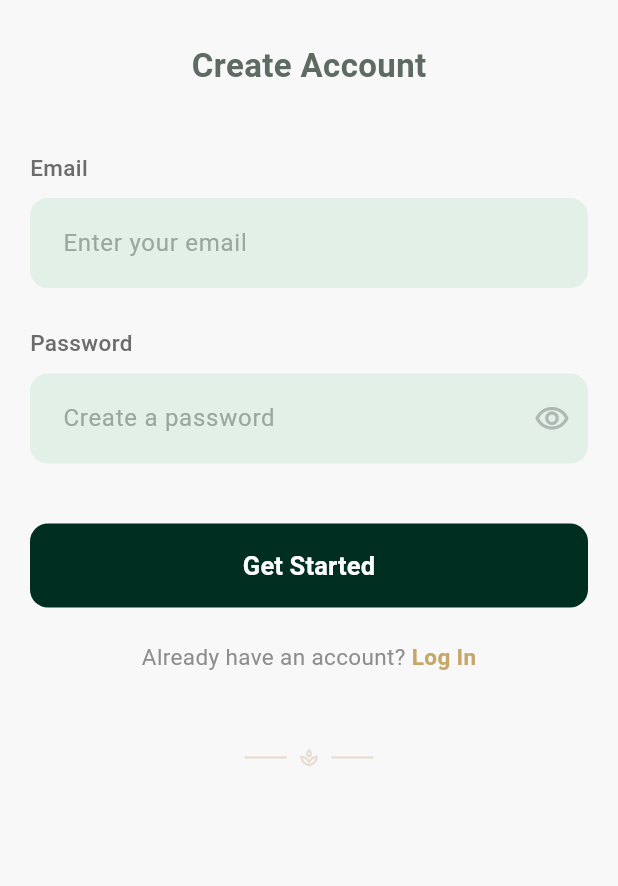
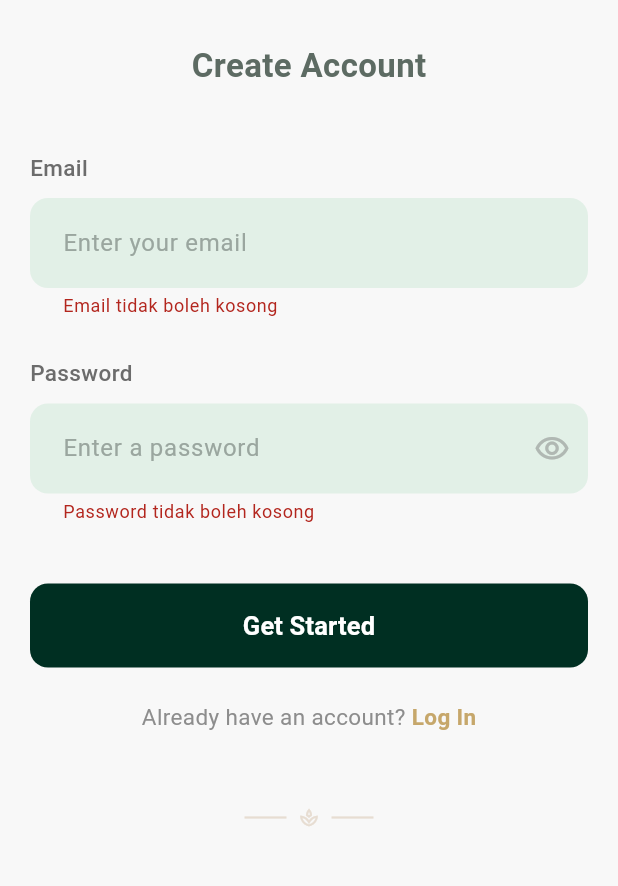
Before and after one commit to Faizazzam1/dzikirapp, a Flutter app: the SignupView screen opened by its route, after a tap on "Get Started", on a phone screen of 412 x 824 dp, the part 216-1102 px from its top. Run offline on Flutter 3.47's test engine with Material 3 defaults, Android fonts, the phone set to English and light mode, and no system bars; our stand-ins replace flutter_dotenv, get, supabase_flutter; accounts and stored records are empty; network calls fail.

Commit message:
benerin bug

```diff
--- /dev/null
+++ b/dzikirapp/lib/app/core/utils/input_validators.dart
@@ -0,0 +1,43 @@
+class InputValidators {
+  static String? validateRequired(String? value, String fieldName) {
+    if (value == null || value.trim().isEmpty) {
+      return '$fieldName tidak boleh kosong';
+    }
+    return null;
+  }
+
+  static String? validateEmail(String? value) {
+    if (value == null || value.trim().isEmpty) {
+      return 'Email tidak boleh kosong';
+    }
+    final emailRegex = RegExp(r'^[\w-\.]+@([\w-]+\.)+[\w-]{2,4}$');
+    if (!emailRegex.hasMatch(value)) {
+      return 'Format email tidak valid';
+    }
+    return null;
+  }
+
+  static String? validatePassword(String? value) {
+    if (value == null || value.isEmpty) {
+      return 'Password tidak boleh kosong';
+    }
+    if (value.length < 6) {
+      return 'Password minimal 6 karakter';
+    }
+    return null;
+  }
+
+  static String? validateNumeric(String? value, String fieldName) {
+    if (value == null || value.trim().isEmpty) {
+      return '$fieldName tidak boleh kosong';
+    }
+    final number = int.tryParse(value);
+    if (number == null) {
+      return '$fieldName harus berupa angka';
+    }
+    if (number <= 0) {
+      return '$fieldName harus lebih dari 0';
+    }
+    return null;
+  }
+}
--- a/dzikirapp/lib/app/modules/history/controllers/history_controller.dart
+++ b/dzikirapp/lib/app/modules/history/controllers/history_controller.dart
@@ -1,3 +1,4 @@
+import 'package:dzikirapp/app/core/utils/snackbar_handler.dart';
 import 'package:dzikirapp/app/data/services/dzikir_services.dart';
 import 'package:get/get.dart';
 
@@ -31,6 +32,7 @@ class HistoryController extends GetxController {
       isLoading.value = false;
     } catch (e) {
       isLoading.value = false;
+      SnackbarHandler.showError('Gagal Memuat Riwayat', e.toString());
       print('DZIKIR SERVICE ERROR: $e');
     }
   }
--- a/dzikirapp/lib/app/modules/history/views/history_view.dart
+++ b/dzikirapp/lib/app/modules/history/views/history_view.dart
@@ -14,6 +14,9 @@ class HistoryView extends GetView<HistoryController> {
         if (controller.isLoading.value) {
           return const Center(child: CircularProgressIndicator());
         }
+        if (controller.dzikirList.isEmpty) {
+          return const Center(child: Text('Belum ada dzikir sebelumnya'));
+        }
         return RefreshIndicator(
           onRefresh: () async => controller.getHistoryDzikir(),
           child: ListView.builder(
@@ -22,9 +25,6 @@ class HistoryView extends GetView<HistoryController> {
             itemBuilder: (context, index) {
               final dzikir = controller.dzikirList[index];
 
-              if (controller.dzikirList.isEmpty) {
-                return const Center(child: Text('Belum ada dzikir sebelumnya'));
-              }
               return ListTile(
                 title: Text(dzikir.ucapan),
                 subtitle: Text(dzikir.target.toString()),
--- a/dzikirapp/lib/app/modules/signup/controllers/signup_controller.dart
+++ b/dzikirapp/lib/app/modules/signup/controllers/signup_controller.dart
@@ -1,3 +1,4 @@
+import 'package:dzikirapp/app/core/utils/snackbar_handler.dart';
 import 'package:dzikirapp/app/data/services/auth_services.dart';
 import 'package:dzikirapp/app/routes/app_pages.dart';
 import 'package:flutter/material.dart';
@@ -6,6 +7,7 @@ import 'package:get/get.dart';
 class SignupController extends GetxController {
   final services = AuthServices();
 
+  final formKey = GlobalKey<FormState>();
   final emailC = TextEditingController();
   final passwordC = TextEditingController();
 
@@ -33,17 +35,21 @@ class SignupController extends GetxController {
   }
 
   Future<void> signUp() async {
+    if (!formKey.currentState!.validate()) {
+      return;
+    }
+
     isloading.value = true;
     try {
       final response = await services.signUp(passwordC.text, emailC.text);
       if (response) {
-        isloading.value = false;
+        SnackbarHandler.showSuccess('Pendaftaran Berhasil', 'Akun berhasil dibuat');
         Get.offNamed(Routes.HOME);
+      } else {
+        SnackbarHandler.showError('Pendaftaran Gagal', 'Email sudah terdaftar atau terjadi kesalahan');
       }
     } catch (e) {
-      isloading.value = false;
-      print('AUTH CONTROLLER ERROR: $e');
-      Get.snackbar('Error', e.toString());
+      SnackbarHandler.showError('Error', e.toString());
     } finally {
       isloading.value = false;
     }
--- a/dzikirapp/lib/app/modules/signup/views/signup_view.dart
+++ b/dzikirapp/lib/app/modules/signup/views/signup_view.dart
@@ -1,3 +1,4 @@
+import 'package:dzikirapp/app/core/utils/input_validators.dart';
 import 'package:dzikirapp/app/routes/app_pages.dart';
 import 'package:flutter/material.dart';
 
@@ -20,6 +21,8 @@ class SignupView extends GetView<SignupController> {
                   horizontal: 20,
                   vertical: 16,
                 ),
+                child: Form(
+                  key: controller.formKey,
                   child: Column(
                     crossAxisAlignment: CrossAxisAlignment.start,
                     children: [
@@ -64,8 +67,10 @@ class SignupView extends GetView<SignupController> {
                       const SizedBox(height: 10),
 
                       // Email Field
-                    TextField(
+                      TextFormField(
                         controller: controller.emailC,
+                        validator: (value) =>
+                            InputValidators.validateEmail(value),
                         decoration: InputDecoration(
                           hintText: 'Enter your email',
                           hintStyle: const TextStyle(color: Color(0xFF9AA69F)),
@@ -100,12 +105,16 @@ class SignupView extends GetView<SignupController> {
 
                       // Password Field
                       Obx(() {
-                      return TextField(
+                        return TextFormField(
                           controller: controller.passwordC,
                           obscureText: controller.isVisible.value,
+                          validator: (value) =>
+                              InputValidators.validatePassword(value),
                           decoration: InputDecoration(
-                          hintText: 'Create a password',
-                          hintStyle: const TextStyle(color: Color(0xFF9AA69F)),
+                            hintText: 'Enter a password',
+                            hintStyle: const TextStyle(
+                              color: Color(0xFF9AA69F),
+                            ),
                             filled: true,
                             fillColor: const Color(0xFFE2F0E7),
                             contentPadding: const EdgeInsets.symmetric(
@@ -236,6 +245,7 @@ class SignupView extends GetView<SignupController> {
                   ),
                 ),
               ),
+            ),
 
             if (controller.isloading.value)
               const Center(child: CircularProgressIndicator()),
```
Also changed, not shown: dzikirapp/lib/app/core/utils/snackbar_handler.dart (added, +46 -0 lines), dzikirapp/lib/app/data/services/dzikir_services.dart (+6 -7 lines), dzikirapp/lib/app/modules/counter/controllers/counter_controller.dart (+11 -4 lines), dzikirapp/lib/app/modules/counter/views/counter_view.dart (+47 -26 lines), dzikirapp/lib/app/modules/home/controllers/home_controller.dart (+20 -7 lines), dzikirapp/lib/app/modules/home/views/home_view.dart (+13 -8 lines), dzikirapp/lib/app/modules/login/controllers/login_controller.dart (+10 -4 lines), dzikirapp/lib/app/modules/login/views/login_view.dart (+14 -5 lines). Lines whose indentation alone changed are shown as unchanged.
